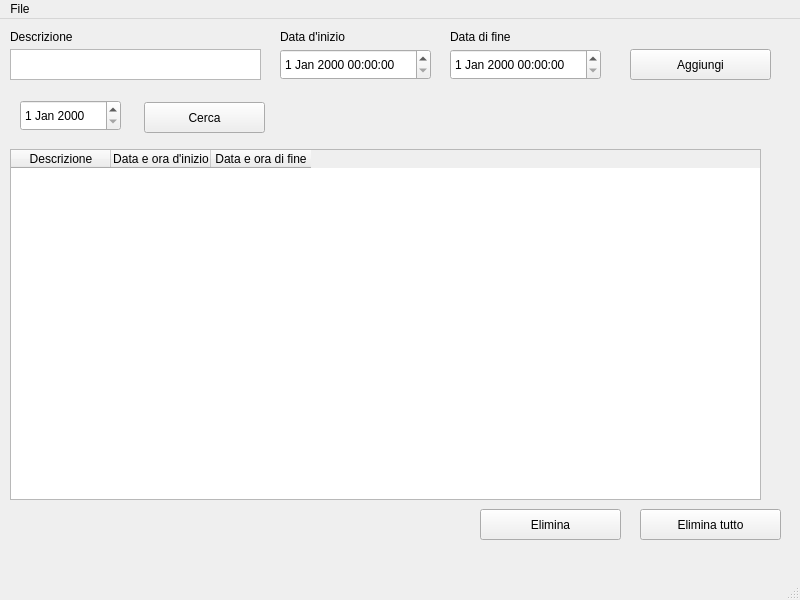
Old version of the form View/mainwindow.ui in the repository mala01-ctrl/Register.
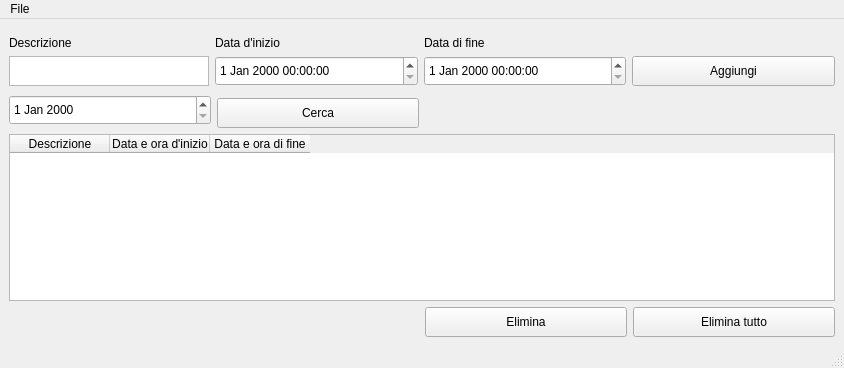
New version of the form.

What changed in the file:
```diff
--- a/View/mainwindow.ui
+++ b/View/mainwindow.ui
@@ -2,158 +2,257 @@
 <ui version="4.0">
  <class>MainWindow</class>
  <widget class="QMainWindow" name="MainWindow">
+  <property name="enabled">
+   <bool>true</bool>
+  </property>
   <property name="geometry">
    <rect>
     <x>0</x>
     <y>0</y>
-    <width>800</width>
-    <height>600</height>
+    <width>844</width>
+    <height>368</height>
    </rect>
   </property>
+  <property name="sizePolicy">
+   <sizepolicy hsizetype="Fixed" vsizetype="Fixed">
+    <horstretch>0</horstretch>
+    <verstretch>0</verstretch>
+   </sizepolicy>
+  </property>
   <property name="windowTitle">
    <string>MainWindow</string>
   </property>
   <widget class="QWidget" name="centralwidget">
+   <layout class="QGridLayout" name="gridLayout">
+    <item row="1" column="0" rowspan="2">
+     <widget class="QDateEdit" name="dateEdit">
+      <property name="minimumSize">
+       <size>
+        <width>0</width>
+        <height>30</height>
+       </size>
+      </property>
+     </widget>
+    </item>
+    <item row="5" column="3">
+     <widget class="QPushButton" name="btnClearAll">
+      <property name="minimumSize">
+       <size>
+        <width>0</width>
+        <height>30</height>
+       </size>
+      </property>
+      <property name="text">
+       <string>Elimina tutto</string>
+      </property>
+     </widget>
+    </item>
+    <item row="5" column="2">
+     <widget class="QPushButton" name="btnClear">
+      <property name="minimumSize">
+       <size>
+        <width>0</width>
+        <height>30</height>
+       </size>
+      </property>
+      <property name="text">
+       <string>Elimina</string>
+      </property>
+     </widget>
+    </item>
+    <item row="2" column="1">
+     <widget class="QPushButton" name="pushButton_4">
+      <property name="minimumSize">
+       <size>
+        <width>0</width>
+        <height>30</height>
+       </size>
+      </property>
+      <property name="text">
+       <string>Cerca</string>
+      </property>
+     </widget>
+    </item>
+    <item row="0" column="0" colspan="4">
+     <layout class="QHBoxLayout" name="horizontalLayout">
+      <property name="sizeConstraint">
+       <enum>QLayout::SizeConstraint::SetDefaultConstraint</enum>
+      </property>
+      <item>
+       <layout class="QVBoxLayout" name="verticalLayout">
+        <item>
+         <spacer name="verticalSpacer_2">
+          <property name="orientation">
+           <enum>Qt::Orientation::Vertical</enum>
+          </property>
+          <property name="sizeType">
+           <enum>QSizePolicy::Policy::Preferred</enum>
+          </property>
+          <property name="sizeHint" stdset="0">
+           <size>
+            <width>20</width>
+            <height>20</height>
+           </size>
+          </property>
+         </spacer>
+        </item>
+        <item>
+         <widget class="QLabel" name="label_3">
+          <property name="text">
+           <string>Descrizione</string>
+          </property>
+         </widget>
+        </item>
+        <item>
    <widget class="QTextEdit" name="txtDescription">
-    <property name="geometry">
-     <rect>
-      <x>10</x>
-      <y>30</y>
-      <width>251</width>
-      <height>31</height>
-     </rect>
-    </property>
-   </widget>
-   <widget class="QDateTimeEdit" name="startTime">
-    <property name="geometry">
-     <rect>
-      <x>280</x>
-      <y>30</y>
-      <width>151</width>
-      <height>31</height>
-     </rect>
-    </property>
-   </widget>
-   <widget class="QDateTimeEdit" name="endTime">
-    <property name="geometry">
-     <rect>
-      <x>450</x>
-      <y>30</y>
-      <width>151</width>
-      <height>31</height>
-     </rect>
-    </property>
-   </widget>
+          <property name="maximumSize">
+           <size>
+            <width>200</width>
+            <height>30</height>
+           </size>
+          </property>
+         </widget>
+        </item>
+       </layout>
+      </item>
+      <item>
+       <layout class="QVBoxLayout" name="verticalLayout_2">
+        <item>
+         <spacer name="verticalSpacer_3">
+          <property name="orientation">
+           <enum>Qt::Orientation::Vertical</enum>
+          </property>
+          <property name="sizeType">
+           <enum>QSizePolicy::Policy::Preferred</enum>
+          </property>
+          <property name="sizeHint" stdset="0">
+           <size>
+            <width>20</width>
+            <height>20</height>
+           </size>
+          </property>
+         </spacer>
+        </item>
+        <item>
    <widget class="QLabel" name="label">
-    <property name="geometry">
-     <rect>
-      <x>280</x>
-      <y>10</y>
-      <width>101</width>
-      <height>16</height>
-     </rect>
-    </property>
     <property name="text">
      <string>Data d'inizio</string>
     </property>
    </widget>
+        </item>
+        <item>
+         <widget class="QDateTimeEdit" name="startTime">
+          <property name="sizePolicy">
+           <sizepolicy hsizetype="Expanding" vsizetype="Fixed">
+            <horstretch>0</horstretch>
+            <verstretch>0</verstretch>
+           </sizepolicy>
+          </property>
+          <property name="minimumSize">
+           <size>
+            <width>0</width>
+            <height>30</height>
+           </size>
+          </property>
+          <property name="maximumSize">
+           <size>
+            <width>16777215</width>
+            <height>30</height>
+           </size>
+          </property>
+         </widget>
+        </item>
+       </layout>
+      </item>
+      <item>
+       <layout class="QVBoxLayout" name="verticalLayout_3">
+        <property name="sizeConstraint">
+         <enum>QLayout::SizeConstraint::SetDefaultConstraint</enum>
+        </property>
+        <item>
+         <spacer name="verticalSpacer_4">
+          <property name="orientation">
+           <enum>Qt::Orientation::Vertical</enum>
+          </property>
+          <property name="sizeType">
+           <enum>QSizePolicy::Policy::Preferred</enum>
+          </property>
+          <property name="sizeHint" stdset="0">
+           <size>
+            <width>20</width>
+            <height>20</height>
+           </size>
+          </property>
+         </spacer>
+        </item>
+        <item>
    <widget class="QLabel" name="label_2">
-    <property name="geometry">
-     <rect>
-      <x>450</x>
-      <y>10</y>
-      <width>101</width>
-      <height>16</height>
-     </rect>
-    </property>
     <property name="text">
      <string>Data di fine</string>
     </property>
    </widget>
+        </item>
+        <item>
+         <widget class="QDateTimeEdit" name="endTime">
+          <property name="sizePolicy">
+           <sizepolicy hsizetype="Expanding" vsizetype="Fixed">
+            <horstretch>0</horstretch>
+            <verstretch>0</verstretch>
+           </sizepolicy>
+          </property>
+          <property name="minimumSize">
+           <size>
+            <width>0</width>
+            <height>30</height>
+           </size>
+          </property>
+         </widget>
+        </item>
+       </layout>
+      </item>
+      <item>
+       <layout class="QVBoxLayout" name="verticalLayout_4">
+        <item>
+         <spacer name="verticalSpacer">
+          <property name="orientation">
+           <enum>Qt::Orientation::Vertical</enum>
+          </property>
+          <property name="sizeType">
+           <enum>QSizePolicy::Policy::Preferred</enum>
+          </property>
+          <property name="sizeHint" stdset="0">
+           <size>
+            <width>20</width>
+            <height>40</height>
+           </size>
+          </property>
+         </spacer>
+        </item>
+        <item>
    <widget class="QPushButton" name="btnAdd">
-    <property name="geometry">
-     <rect>
-      <x>630</x>
-      <y>30</y>
-      <width>141</width>
-      <height>31</height>
-     </rect>
+          <property name="sizePolicy">
+           <sizepolicy hsizetype="Expanding" vsizetype="Fixed">
+            <horstretch>0</horstretch>
+            <verstretch>0</verstretch>
+           </sizepolicy>
+          </property>
+          <property name="minimumSize">
+           <size>
+            <width>0</width>
+            <height>30</height>
+           </size>
     </property>
     <property name="text">
      <string>Aggiungi</string>
     </property>
    </widget>
-   <widget class="QLabel" name="label_3">
-    <property name="geometry">
-     <rect>
-      <x>10</x>
-      <y>10</y>
-      <width>101</width>
-      <height>16</height>
-     </rect>
-    </property>
-    <property name="text">
-     <string>Descrizione</string>
-    </property>
-   </widget>
-   <widget class="QPushButton" name="btnClearAll">
-    <property name="geometry">
-     <rect>
-      <x>640</x>
-      <y>490</y>
-      <width>141</width>
-      <height>31</height>
-     </rect>
-    </property>
-    <property name="text">
-     <string>Elimina tutto</string>
-    </property>
-   </widget>
-   <widget class="QPushButton" name="btnClear">
-    <property name="geometry">
-     <rect>
-      <x>480</x>
-      <y>490</y>
-      <width>141</width>
-      <height>31</height>
-     </rect>
-    </property>
-    <property name="text">
-     <string>Elimina</string>
-    </property>
-   </widget>
-   <widget class="QDateEdit" name="dateEdit">
-    <property name="geometry">
-     <rect>
-      <x>20</x>
-      <y>81</y>
-      <width>101</width>
-      <height>31</height>
-     </rect>
-    </property>
-   </widget>
-   <widget class="QPushButton" name="pushButton_4">
-    <property name="geometry">
-     <rect>
-      <x>144</x>
-      <y>83</y>
-      <width>121</width>
-      <height>31</height>
-     </rect>
-    </property>
-    <property name="text">
-     <string>Cerca</string>
-    </property>
-   </widget>
+        </item>
+       </layout>
+      </item>
+     </layout>
+    </item>
+    <item row="3" column="0" rowspan="2" colspan="4">
    <widget class="QTableWidget" name="tableWidget">
-    <property name="geometry">
-     <rect>
-      <x>10</x>
-      <y>130</y>
-      <width>751</width>
-      <height>351</height>
-     </rect>
-    </property>
     <property name="maximumSize">
      <size>
       <width>16777215</width>
@@ -185,13 +284,15 @@
      </property>
     </column>
    </widget>
+    </item>
+   </layout>
   </widget>
   <widget class="QMenuBar" name="menubar">
    <property name="geometry">
     <rect>
      <x>0</x>
      <y>0</y>
-     <width>800</width>
+     <width>844</width>
      <height>22</height>
     </rect>
    </property>
```
Lines whose indentation alone changed are shown as unchanged.
